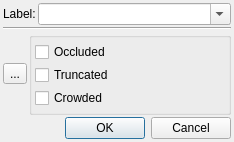
This is src/editdialog.ui in otre99/TaggerTool as Qt 5 draws it before an edit. The edited form follows.
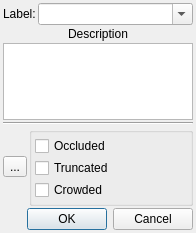
This is the edited form. Icons and pictures are not drawn.

Patch:
```diff
--- a/src/editdialog.ui
+++ b/src/editdialog.ui
@@ -6,8 +6,8 @@
    <rect>
     <x>0</x>
     <y>0</y>
-    <width>234</width>
-    <height>142</height>
+    <width>196</width>
+    <height>233</height>
    </rect>
   </property>
   <property name="windowTitle">
@@ -29,13 +29,6 @@
    <property name="spacing">
     <number>2</number>
    </property>
-   <item row="0" column="0">
-    <widget class="QLabel" name="label">
-     <property name="text">
-      <string>Label:</string>
-     </property>
-    </widget>
-   </item>
    <item row="0" column="1">
     <widget class="QComboBox" name="labelsComboBox">
      <property name="sizePolicy">
@@ -52,14 +45,14 @@
      </property>
     </widget>
    </item>
-   <item row="1" column="0" colspan="2">
-    <widget class="Line" name="line">
-     <property name="orientation">
-      <enum>Qt::Horizontal</enum>
+   <item row="0" column="0">
+    <widget class="QLabel" name="label">
+     <property name="text">
+      <string>Label:</string>
      </property>
     </widget>
    </item>
-   <item row="2" column="0" colspan="2">
+   <item row="4" column="0" colspan="2">
     <layout class="QHBoxLayout" name="horizontalLayout">
      <property name="spacing">
       <number>2</number>
@@ -131,13 +124,33 @@
      </item>
     </layout>
    </item>
-   <item row="3" column="0" colspan="2">
+   <item row="5" column="0" colspan="2">
     <widget class="QDialogButtonBox" name="buttonBox">
      <property name="orientation">
-      <enum>Qt::Horizontal</enum>
+      <enum>Qt::Orientation::Horizontal</enum>
      </property>
      <property name="standardButtons">
-      <set>QDialogButtonBox::Cancel|QDialogButtonBox::Ok</set>
+      <set>QDialogButtonBox::StandardButton::Cancel|QDialogButtonBox::StandardButton::Ok</set>
+     </property>
+    </widget>
+   </item>
+   <item row="2" column="0" colspan="2">
+    <widget class="QTextEdit" name="textEditDescription"/>
+   </item>
+   <item row="3" column="0" colspan="2">
+    <widget class="Line" name="line">
+     <property name="orientation">
+      <enum>Qt::Orientation::Horizontal</enum>
+     </property>
+    </widget>
+   </item>
+   <item row="1" column="0" colspan="2">
+    <widget class="QLabel" name="label_2">
+     <property name="text">
+      <string>Description</string>
+     </property>
+     <property name="alignment">
+      <set>Qt::AlignmentFlag::AlignCenter</set>
      </property>
     </widget>
    </item>
```
